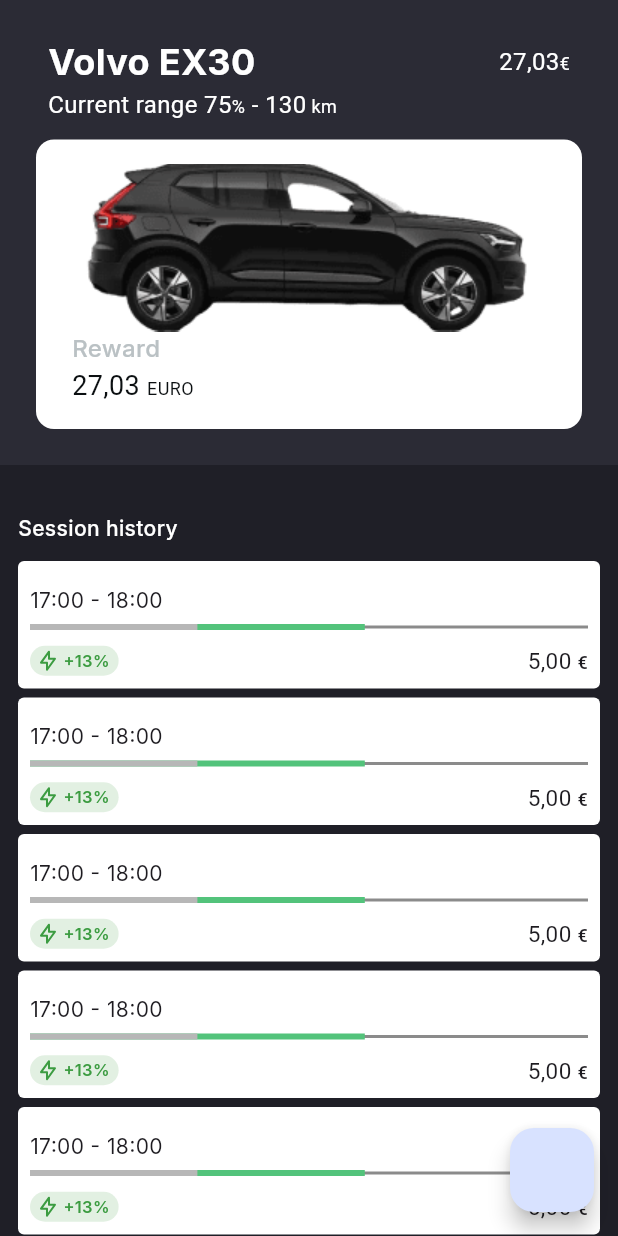
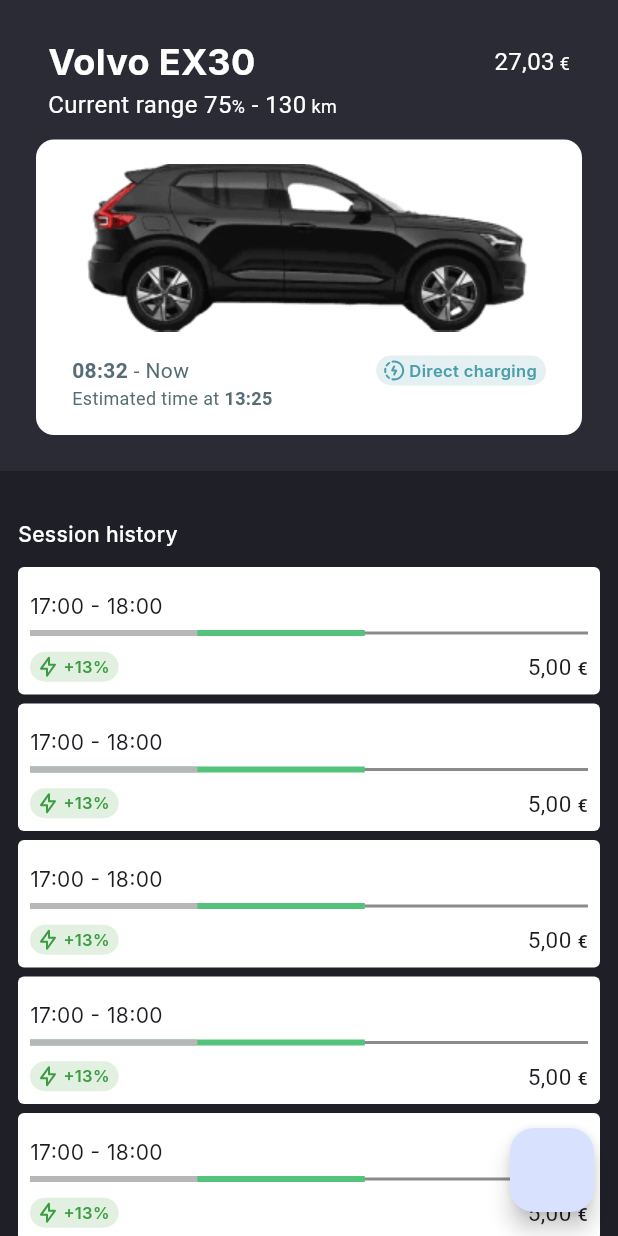
Before and after one commit to inthepocket/Elia-Hackathon-2024, a Flutter app: the screen it shows after launch, on a phone screen of 412 x 824 dp. Run offline on Flutter 3.47's test engine with Material 3 defaults, Android fonts, the phone set to English and light mode, and no system bars; our stand-ins replace dio, equatable, flutter_map, flutter_riverpod, flutter_svg, go_router and 5 more; missing offline and left inert: flutter_map_cancellable_tile_provider, flutter_map_location_marker, wolt_modal_sheet; generated files the repository leaves out were written again; network calls fail.

Commit message:
Further improvements to the profile section.

```diff
--- a/lib/packages/features/home/src/presentation/screen/components/profile_section.dart
+++ b/lib/packages/features/home/src/presentation/screen/components/profile_section.dart
@@ -46,7 +46,7 @@
                             ),
                             children: [
                               TextSpan(
-                                text: '€',
+                                text: ' €',
                                 style: TextStyle(
                                   color: Colors.white,
                                   fontSize: 12.0,
@@ -147,29 +147,59 @@
               assetsProvider.imageVolvoEx30,
               fit: BoxFit.fitWidth,
             ),
-            const Text(
-              'Reward',
-              style: TextStyle(
-                fontSize: 16.0,
-                fontWeight: FontWeight.w500,
-                color: PrimitiveColorTokens.gray200,
-              ),
+            const SizedBox(height: 16.0),
+            Row(
+              mainAxisSize: MainAxisSize.max,
+              mainAxisAlignment: MainAxisAlignment.spaceBetween,
+              children: [
+                const Row(
+                  mainAxisSize: MainAxisSize.min,
+                  children: [
+                    Text.rich(
+                      TextSpan(
+                        text: '08:32',
+                        style: TextStyle(
+                          color: Color(0xFF576C76),
+                          fontSize: 14.0,
+                          fontWeight: FontWeight.w600,
+                        ),
+                        children: [
+                          TextSpan(
+                            text: ' - Now',
+                            style: TextStyle(
+                              color: Color(0xFF576C76),
+                              fontSize: 14.0,
+                              fontWeight: FontWeight.w400,
+                            ),
+                          ),
+                        ],
+                      ),
+                    ),
+                  ],
+                ),
+                EliaChip(
+                  iconName: assetsProvider.iconRecharging,
+                  text: 'Direct charging',
+                  backgroundColor: const Color(0xFFE4F0F2),
+                  foregroundColor: const Color(0xFF4B9EAA),
+                ),
+              ],
             ),
-            Text.rich(
+            const Text.rich(
               TextSpan(
-                text: '27,03 ',
-                style: const TextStyle(
-                  fontSize: 18.0,
+                text: 'Estimated time at ',
+                style: TextStyle(
+                  color: Color(0xFF576C76),
+                  fontSize: 12.0,
                   fontWeight: FontWeight.w400,
-                  color: PrimitiveColorTokens.gray900,
                 ),
                 children: [
                   TextSpan(
-                    text: 'Euro'.toUpperCase(),
-                    style: const TextStyle(
+                    text: '13:25',
+                    style: TextStyle(
+                      color: Color(0xFF576C76),
                       fontSize: 12.0,
-                      fontWeight: FontWeight.w400,
-                      color: PrimitiveColorTokens.gray900,
+                      fontWeight: FontWeight.w600,
                     ),
                   ),
                 ],
--- a/lib/packages/ui_components/src/components/charging_session_body.dart
+++ b/lib/packages/ui_components/src/components/charging_session_body.dart
@@ -1,10 +1,10 @@
 import 'package:flutter/material.dart';
 import 'package:flutter_riverpod/flutter_riverpod.dart';
-import 'package:flutter_svg/svg.dart';
 
 import '../di/pods.dart';
+import 'elia_chip.dart';
 
-class ChargingSessionBody extends StatelessWidget {
+class ChargingSessionBody extends ConsumerWidget {
   final String startTime;
   final String endTime;
   final double kmBeforeCharging;
@@ -25,7 +25,9 @@
   });
 
   @override
-  Widget build(BuildContext context) {
+  Widget build(BuildContext context, WidgetRef ref) {
+    final assetsProvider = ref.watch(assetsProviderProvider);
+
     final chargedPercentage = (kmAfterCharing - kmBeforeCharging) / maxKm * 100;
 
     return Column(
@@ -43,8 +45,11 @@
           mainAxisSize: MainAxisSize.max,
           mainAxisAlignment: MainAxisAlignment.spaceBetween,
           children: [
-            _ChargedChip(
-              chargedPercentage: chargedPercentage,
+            EliaChip(
+              iconName: assetsProvider.iconBolt,
+              text: '+${chargedPercentage.round()}%',
+              backgroundColor: const Color(0xFFE2F0E2),
+              foregroundColor: const Color(0xFF3C9C41),
             ),
             _AmountSaved(
               amountSaved: amountSaved,
@@ -121,48 +126,6 @@
   bool shouldRepaint(_ChargingStatePainter oldDelegate) => true;
 }
 
-class _ChargedChip extends ConsumerWidget {
-  final double chargedPercentage;
-
-  const _ChargedChip({
-    required this.chargedPercentage,
-  });
-
-  @override
-  Widget build(BuildContext context, WidgetRef ref) {
-    final assetsProvider = ref.watch(assetsProviderProvider);
-
-    return Container(
-      padding: const EdgeInsets.fromLTRB(4.0, 2.0, 6.0, 2.0),
-      decoration: BoxDecoration(
-        color: const Color(0xFFE2F0E2),
-        borderRadius: BorderRadius.circular(20.0),
-      ),
-      child: Row(
-        mainAxisSize: MainAxisSize.min,
-        children: [
-          SvgPicture.asset(
-            assetsProvider.iconBolt,
-            colorFilter: const ColorFilter.mode(
-              Color(0xFF3C9C41),
-              BlendMode.dstIn,
-            ),
-          ),
-          const SizedBox(width: 2.0),
-          Text(
-            '+${chargedPercentage.round()}%',
-            style: const TextStyle(
-              fontSize: 11,
-              fontWeight: FontWeight.w600,
-              color: Color(0xFF3C9C41),
-            ),
-          ),
-        ],
-      ),
-    );
-  }
-}
-
 class _AmountSaved extends StatelessWidget {
   final String amountSaved;
   final String currencySymbol;
--- /dev/null
+++ b/lib/packages/ui_components/src/components/elia_chip.dart
@@ -0,0 +1,51 @@
+import 'package:flutter/material.dart';
+import 'package:flutter_svg/svg.dart';
+
+class EliaChip extends StatelessWidget {
+  final String? iconName;
+  final String text;
+  final Color backgroundColor;
+  final Color foregroundColor;
+
+  const EliaChip({
+    super.key,
+    this.iconName,
+    required this.text,
+    required this.backgroundColor,
+    required this.foregroundColor,
+  });
+
+  @override
+  Widget build(BuildContext context) {
+    return Container(
+      padding: const EdgeInsets.fromLTRB(4.0, 2.0, 6.0, 2.0),
+      decoration: BoxDecoration(
+        color: backgroundColor,
+        borderRadius: BorderRadius.circular(20.0),
+      ),
+      child: Row(
+        mainAxisSize: MainAxisSize.min,
+        children: [
+          if (iconName != null) ...[
+            SvgPicture.asset(
+              iconName!,
+              colorFilter: ColorFilter.mode(
+                foregroundColor,
+                BlendMode.dstIn,
+              ),
+            ),
+            const SizedBox(width: 2.0),
+          ],
+          Text(
+            text,
+            style: TextStyle(
+              fontSize: 11,
+              fontWeight: FontWeight.w600,
+              color: foregroundColor,
+            ),
+          ),
+        ],
+      ),
+    );
+  }
+}
--- a/lib/packages/ui_components/src/providers/assets_provider.dart
+++ b/lib/packages/ui_components/src/providers/assets_provider.dart
@@ -1,5 +1,6 @@
 abstract class AssetsProvider {
   String get iconBolt;
+  String get iconRecharging;
   String get imageVolvoEx30;
   String get imageVolvoEx40;
   String get imagePolestar2;
@@ -10,6 +11,9 @@
   String get iconBolt => 'assets/icons/icon_bolt.svg';
 
   @override
+  String get iconRecharging => 'assets/icons/icon_recharging.svg';
+
+  @override
   String get imageVolvoEx30 => 'assets/images/volvo_ex30.png';
 
   @override
--- a/lib/packages/ui_components/ui_components.dart
+++ b/lib/packages/ui_components/ui_components.dart
@@ -5,3 +5,4 @@
 export 'src/di/pods.dart';
 export 'src/components/charging_session_body.dart';
 export 'src/components/charging_session_container.dart';
+export 'src/components/elia_chip.dart';
```
Also changed, not shown: assets/icons/icon_recharging.svg (added).
